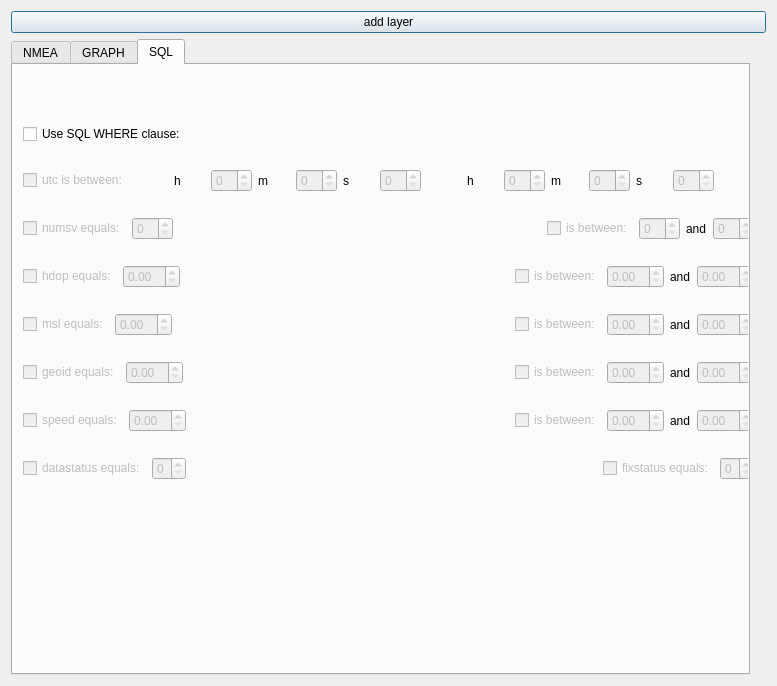
This is ui_nmea.ui in Mackoo/nmea2qgis as Qt 5 draws it before an edit. The edited form follows.
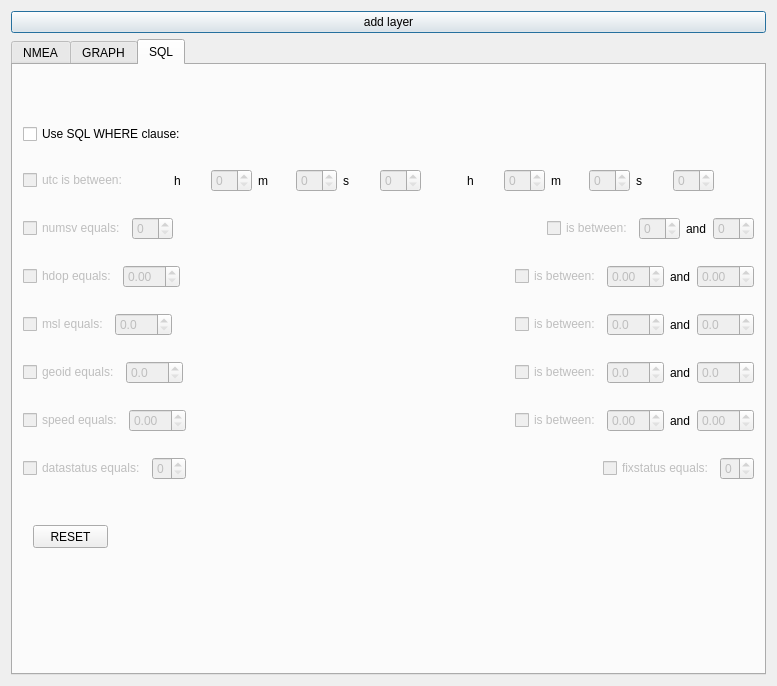
This is the edited form. Custom widgets are drawn as their Qt base class.

Patch:
```diff
--- a/ui_nmea.ui
+++ b/ui_nmea.ui
@@ -42,7 +42,7 @@
    <item>
     <widget class="QTabWidget" name="tabWidget">
      <property name="sizePolicy">
-      <sizepolicy hsizetype="Maximum" vsizetype="Expanding">
+      <sizepolicy hsizetype="Expanding" vsizetype="Expanding">
        <horstretch>0</horstretch>
        <verstretch>0</verstretch>
       </sizepolicy>
@@ -549,6 +549,9 @@
             <property name="enabled">
              <bool>false</bool>
             </property>
+            <property name="decimals">
+             <number>1</number>
+            </property>
            </widget>
           </item>
           <item>
@@ -579,6 +582,9 @@
             <property name="enabled">
              <bool>false</bool>
             </property>
+            <property name="decimals">
+             <number>1</number>
+            </property>
            </widget>
           </item>
           <item>
@@ -593,6 +599,9 @@
             <property name="enabled">
              <bool>false</bool>
             </property>
+            <property name="decimals">
+             <number>1</number>
+            </property>
            </widget>
           </item>
          </layout>
@@ -614,6 +623,9 @@
             <property name="enabled">
              <bool>false</bool>
             </property>
+            <property name="decimals">
+             <number>1</number>
+            </property>
            </widget>
           </item>
           <item>
@@ -644,6 +656,9 @@
             <property name="enabled">
              <bool>false</bool>
             </property>
+            <property name="decimals">
+             <number>1</number>
+            </property>
            </widget>
           </item>
           <item>
@@ -658,6 +673,9 @@
             <property name="enabled">
              <bool>false</bool>
             </property>
+            <property name="decimals">
+             <number>1</number>
+            </property>
            </widget>
           </item>
          </layout>
@@ -786,6 +804,19 @@
         </item>
        </layout>
       </widget>
+      <widget class="QPushButton" name="resetBut">
+       <property name="geometry">
+        <rect>
+         <x>20</x>
+         <y>460</y>
+         <width>75</width>
+         <height>23</height>
+        </rect>
+       </property>
+       <property name="text">
+        <string>RESET</string>
+       </property>
+      </widget>
      </widget>
     </widget>
    </item>
```
Left out of the diff: 21 changed lines with no effect on the pictures.
